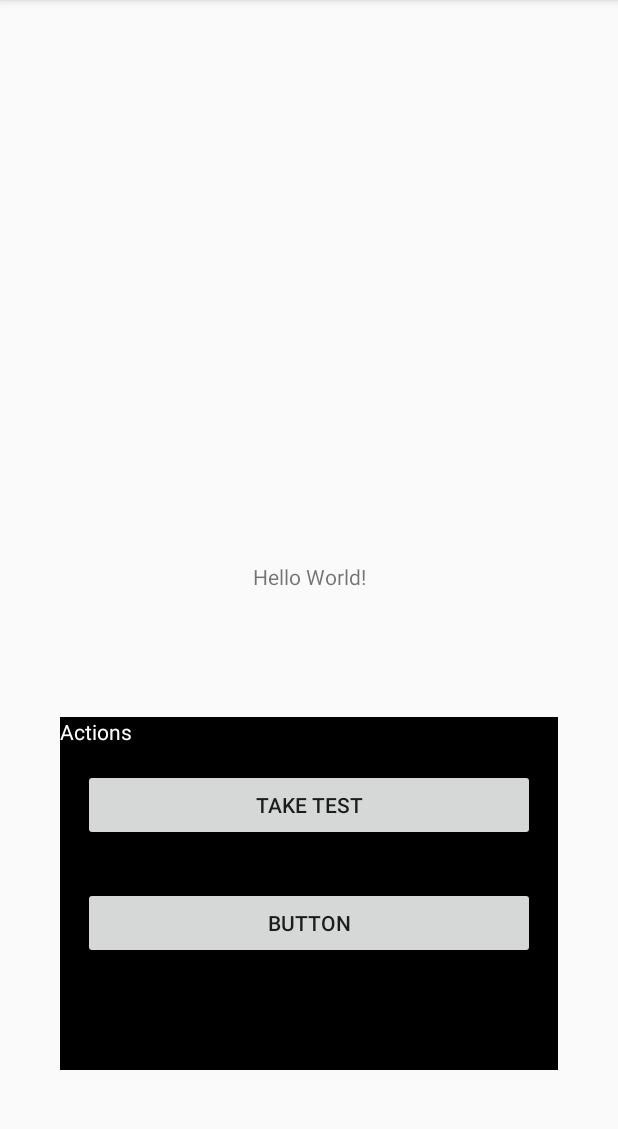
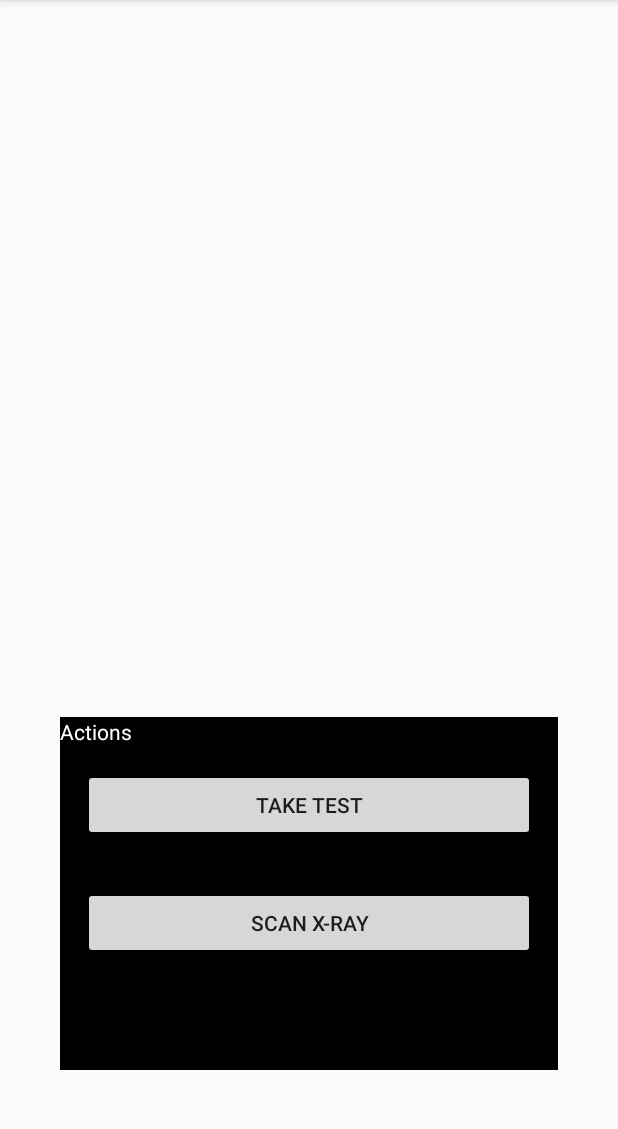
Before and after one commit to SnexusG/covid-19-app, an Android app: the screen it shows after launch (MainActivity), on a phone screen of 412 x 824 dp, the part 84-1213 px from its top. Run offline under Robolectric (Android 15) with nearby library versions, the phone set to English and light mode, and no system bars.

Commit message:
Added SymptomTest activity(Java) and a button to start that activity

```diff
--- a/app/src/main/res/layout/activity_main.xml
+++ b/app/src/main/res/layout/activity_main.xml
@@ -5,15 +5,6 @@
     android:layout_width="match_parent"
     android:layout_height="match_parent"
     tools:context=".MainActivity">
-
-    <TextView
-        android:layout_width="wrap_content"
-        android:layout_height="wrap_content"
-        android:text="Hello World!"
-        app:layout_constraintBottom_toBottomOf="parent"
-        app:layout_constraintLeft_toLeftOf="parent"
-        app:layout_constraintRight_toRightOf="parent"
-        app:layout_constraintTop_toTopOf="parent" />
 
 
     <LinearLayout
@@ -47,7 +38,7 @@
             android:layout_margin="15dp"
             android:layout_width="match_parent"
             android:layout_height="wrap_content"
-            android:text="Button" />
+            android:text="@string/scan_x_ray" />
     </LinearLayout>
 
 </androidx.constraintlayout.widget.ConstraintLayout>
--- a/app/src/main/res/values/strings.xml
+++ b/app/src/main/res/values/strings.xml
@@ -1,3 +1,5 @@
 <resources>
     <string name="app_name">covid 19</string>
+    <string name="scan_x_ray">Scan X-Ray</string>
+    <string name="symptoms_test">Scan X-Ray</string>
 </resources>
```
